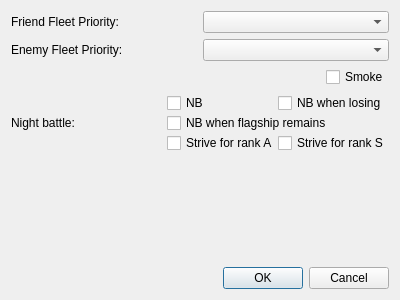
Before: the Qt Designer form FleetMemories/ClientGUI/ui/sortie/battleplan.ui in ibicdlcod/GuoMuoRuoProject, drawn with Qt 5.
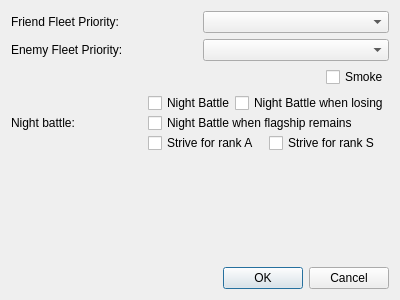
After: the same form once the commit is applied.

Commit message: Node types NIGHT, NIGHTBOSS, AIR: UI rendering and BattlePlan integration

What changed in the file:
```diff
--- a/FleetMemories/ClientGUI/ui/sortie/battleplan.ui
+++ b/FleetMemories/ClientGUI/ui/sortie/battleplan.ui
@@ -102,7 +102,7 @@
             <enum>Qt::LayoutDirection::LeftToRight</enum>
            </property>
            <property name="text">
-            <string id="nb">NB</string>
+            <string id="nb">Night Battle</string>
            </property>
           </widget>
          </item>
@@ -118,7 +118,7 @@
             <enum>Qt::LayoutDirection::LeftToRight</enum>
            </property>
            <property name="text">
-            <string id="nb-b">NB when losing</string>
+            <string id="nb-b">Night Battle when losing</string>
            </property>
           </widget>
          </item>
@@ -136,7 +136,7 @@
           <enum>Qt::LayoutDirection::LeftToRight</enum>
          </property>
          <property name="text">
-          <string id="nb-flagship">NB when flagship remains</string>
+          <string id="nb-flagship">Night Battle when flagship remains</string>
          </property>
         </widget>
        </item>
```
Left out of the diff: 20 changed lines with no effect on the pictures. The commit also changes 8 other files.
